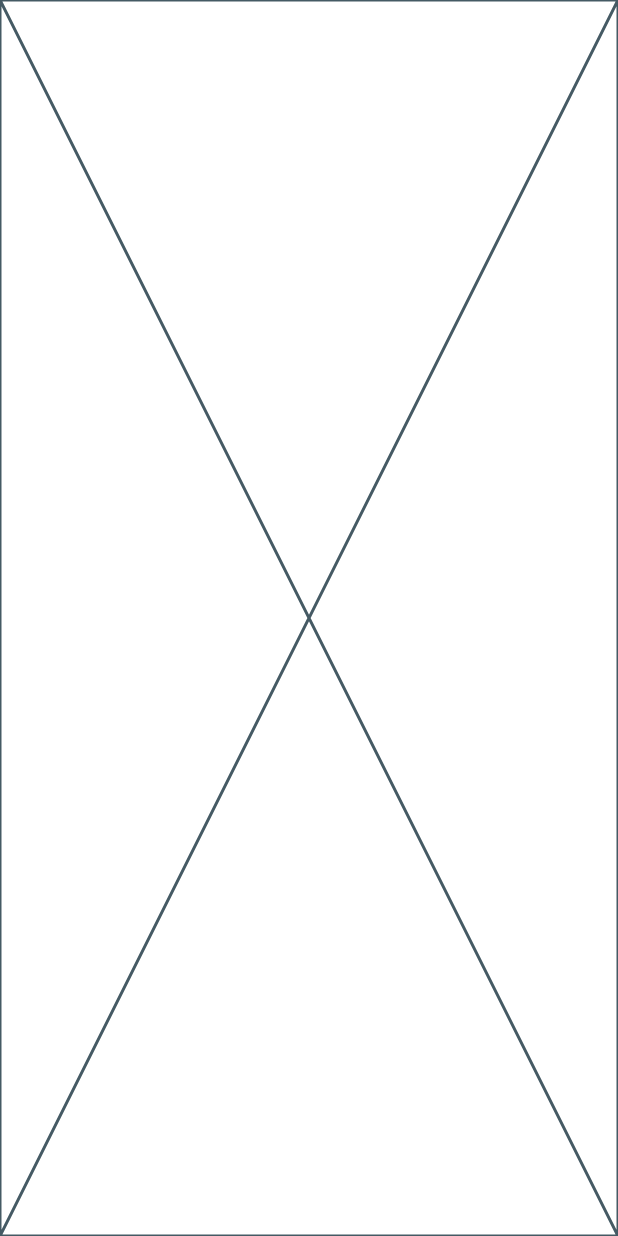
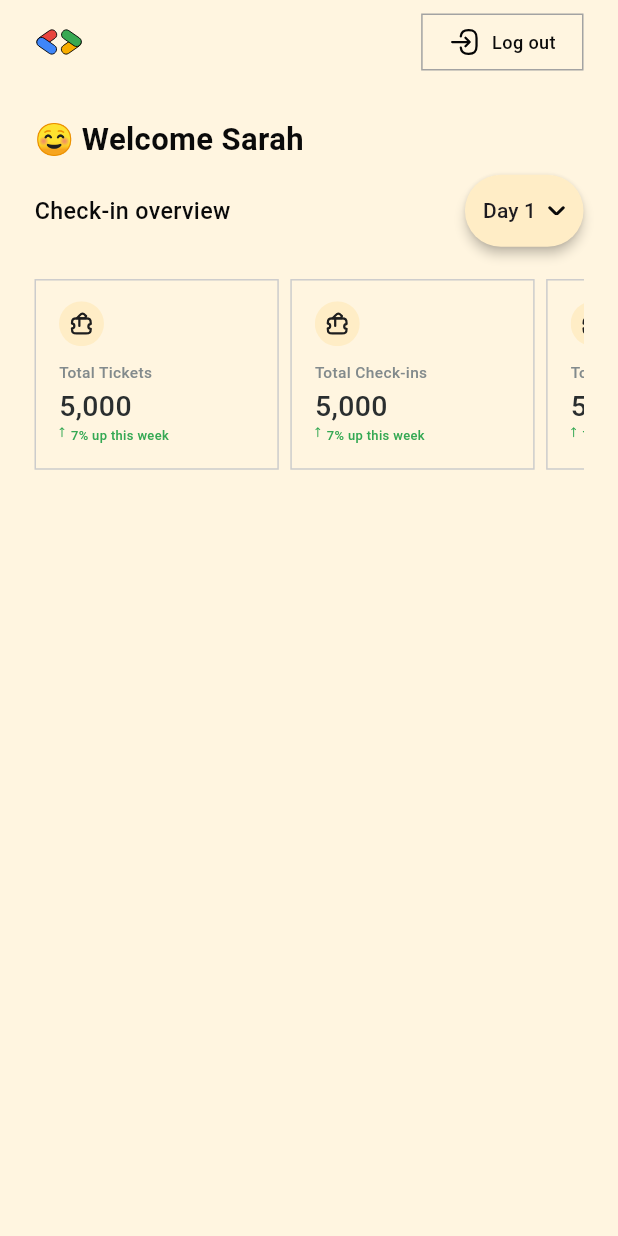
Before and after one commit to GDG-W/cave, a Flutter app: the OnboardingLoginScreen screen opened by its route, after a tap on "Continue", on a phone screen of 412 x 824 dp. Run offline on Flutter 3.47's test engine with Material 3 defaults, Android fonts, the phone set to English and light mode, and no system bars; our stand-ins replace email_validator, equatable, flutter_animate, flutter_riverpod, flutter_screenutil, flutter_svg and 3 more; missing offline and left inert: accessibility_tools, control_style, ficonsax, widgetbook, widgetbook_annotation.

Commit message:
done part of home page

```diff
--- a/packages/volunteerapp/lib/src/features/home/presentation/screens/home_screen.dart
+++ b/packages/volunteerapp/lib/src/features/home/presentation/screens/home_screen.dart
@@ -1,10 +1,108 @@
+import 'package:cave/cave.dart';
+import 'package:cave/constants.dart';
+import 'package:flutter/gestures.dart';
 import 'package:flutter/material.dart';
+import 'package:flutter_svg/flutter_svg.dart';
+import 'package:smooth_page_indicator/smooth_page_indicator.dart';
+import 'package:volunteerapp/src/features/home/presentation/widgets/widgets.dart';
+import 'package:volunteerapp/src/shared/shared.dart';
 
-class HomeScreen extends StatelessWidget {
+class HomeScreen extends StatefulWidget {
   const HomeScreen({super.key});
 
   @override
+  State<HomeScreen> createState() => _HomeScreenState();
+}
+
+class _HomeScreenState extends State<HomeScreen> {
+  PageController _controller = PageController();
+  @override
   Widget build(BuildContext context) {
-    return const Placeholder();
+    return Scaffold(
+      appBar: AppBar(
+        leading: Padding(
+          padding: EdgeInsets.only(
+            left: Constants.horizontalMargin.w,
+          ),
+          child: SvgPicture.asset(
+            'assets/icons/Logo.svg',
+            semanticsLabel: 'Devfest Logo',
+          ),
+        ),
+        actions: [
+          const LogoutButton(),
+          Constants.horizontalMargin.horizontalSpace
+        ],
+      ),
+      body: Padding(
+        padding: EdgeInsets.symmetric(
+            horizontal: Constants.horizontalMargin.w,
+            vertical: Constants.horizontalMargin.w),
+        child: Column(
+          crossAxisAlignment: CrossAxisAlignment.start,
+          children: [
+            Text(
+              '☺️ Welcome Sarah',
+              style: DevfestTheme.of(context)
+                  .textTheme
+                  ?.titleTitle1Semibold
+                  ?.semi
+                  .applyColor(DevfestColors.grey10.possibleDarkVariant),
+            ),
+            SizedBox(height: 11.h),
+            Row(
+              mainAxisAlignment: MainAxisAlignment.spaceBetween,
+              children: [
+                Text(
+                  'Check-in overview',
+                  style: DevfestTheme.of(context)
+                      .textTheme
+                      ?.bodyBody1Medium
+                      ?.medium
+                      .applyColor(DevfestColors.grey10.possibleDarkVariant),
+                ),
+                DayMenuBar(),
+              ],
+            ),
+            SizedBox(height: 25.h),
+            SingleChildScrollView(
+
+              scrollDirection: Axis.horizontal,
+              controller: _controller,
+              child: Row(
+                children: [
+                  AnalyticsCard(
+                      title: "Total Tickets",
+                      amount: 5000,
+                      analysis: "7% up this week"),
+                  Constants.horizontalGutter.horizontalSpace,
+                  AnalyticsCard(
+                      title: "Total Check-ins",
+                      amount: 5000,
+                      analysis: "7% up this week"),
+                  Constants.horizontalGutter.horizontalSpace,
+                  AnalyticsCard(
+                      title: "Total unchecked",
+                      amount: 5000,
+                      analysis: "7% up this week"),
+                ],
+              ),
+            ),
+            // SizedBox(height: 20.h),
+            // Center(
+            //   child: SmoothPageIndicator(
+            //     controller: _controller,
+            //     count: 3,
+            //     effect: SlideEffect(
+            //         activeDotColor: DevfestColors.backgroundDark,
+            //         dotColor: Color(0xFFCCCCCC),
+            //         dotWidth: 27.w,
+            //         dotHeight: 3.h),
+            //   ),
+            // )
+          ],
+        ),
+      ),
+    );
   }
 }
--- /dev/null
+++ b/packages/volunteerapp/lib/src/features/home/presentation/widgets/analytics_card.dart
@@ -0,0 +1,67 @@
+import 'package:cave/cave.dart';
+import 'package:flutter/material.dart';
+import 'package:flutter_svg/flutter_svg.dart';
+import 'package:volunteerapp/src/features/home/presentation/screens/home_screen.dart';
+import 'package:volunteerapp/src/shared/shared.dart';
+
+class AnalyticsCard extends StatelessWidget {
+  const AnalyticsCard(
+      {super.key,
+      required this.amount,
+      required this.analysis,
+      required this.title});
+  final String title;
+  final num amount;
+  final String analysis;
+
+  @override
+  Widget build(BuildContext context) {
+    return Container(
+        width: 170.w,
+        padding: EdgeInsets.fromLTRB(16.0.w, 16.0.h, 0.0, 16.0),
+        decoration: BoxDecoration(
+          borderRadius: ContainerProperties.defaultBorderRadius,
+          border: Border.all(color: Color(0xFFCCCCCC)),
+        ),
+        child: Column(
+          crossAxisAlignment: CrossAxisAlignment.start,
+          children: [
+            ClipOval(
+              child: Container(
+                  padding: EdgeInsets.all(7),
+                  color: DevfestColors.primariesYellow90,
+                  child: SvgPicture.asset('assets/icons/ticket.svg')),
+            ),
+            SizedBox(height: 12.h),
+            Text(
+              title,
+              style: DevfestTheme.of(context)
+                  .textTheme
+                  ?.bodyBody4Regular
+                  ?.medium
+                  .applyColor(Color(0xFF828A8C)),
+            ),
+            Text(
+              '${amount.formattedWithDecimalPattern}',
+              style: DevfestTheme.of(context)
+                  .textTheme
+                  ?.titleTitle2Medium
+                  ?.medium
+                  .applyColor(Color(0xFF2A2E2F)),
+            ),
+            Wrap(
+              children: [
+                SvgPicture.asset('assets/icons/arrowUp.svg'),
+                SizedBox(width: 4.w),
+                Text(analysis,
+                    style: DevfestTheme.of(context)
+                        .textTheme
+                        ?.bodyBody5Medium
+                        ?.medium
+                        .applyColor(Color(0xFF34A853)))
+              ],
+            )
+          ],
+        ));
+  }
+}
--- /dev/null
+++ b/packages/volunteerapp/lib/src/features/home/presentation/widgets/day_menu_bar.dart
@@ -0,0 +1,90 @@
+import 'package:cave/cave.dart';
+import 'package:cave/constants.dart';
+import 'package:flutter/material.dart';
+import 'package:flutter_svg/flutter_svg.dart';
+import 'package:volunteerapp/src/shared/extensions.dart';
+
+class DayMenuBar extends StatefulWidget {
+  const DayMenuBar({
+    super.key,
+
+  });
+
+
+
+  @override
+  State<DayMenuBar> createState() => _DayMenuBarState();
+}
+
+class _DayMenuBarState extends State<DayMenuBar> {
+  String selectedDay = 'Day 1';
+  @override
+  Widget build(BuildContext context) {
+    return MenuBar(
+        style: MenuStyle(
+            padding: WidgetStateProperty.all(
+                EdgeInsets.zero),
+            alignment: Alignment.center,
+            backgroundColor: WidgetStateProperty.all(
+                DevfestColors.primariesYellow90),
+            shape: WidgetStateProperty.all(
+              RoundedRectangleBorder(
+                borderRadius: BorderRadius.circular(56),
+              ),
+            )),
+        children: [
+          SubmenuButton(
+              menuStyle: MenuStyle(
+                elevation: WidgetStateProperty.all(5),
+                shape: WidgetStateProperty.all(
+                  RoundedRectangleBorder(
+                    borderRadius: BorderRadius.circular(16),
+                  ),
+                ),
+                backgroundColor: WidgetStateProperty.all(
+                    DevfestTheme.of(context).backgroundColor),
+              ),
+              menuChildren: [
+                MenuItemButton(
+                  onPressed: () {
+                    setState(() {
+                      selectedDay = 'Day 1';
+                    });
+                  },
+                  child: Text(
+                    'Day 1',
+                    style: DevfestTheme.of(context)
+                        .textTheme
+                        ?.bodyBody3Medium
+                        ?.medium
+                        .applyColor(DevfestColors
+                            .grey10.possibleDarkVariant),
+                  ),
+                ),
+                MenuItemButton(
+                  onPressed: () {
+                    setState(() {
+                      selectedDay = 'Day 2';
+                    });
+                  },
+                  child: Text(
+                    'Day 2',
+                    style: DevfestTheme.of(context)
+                        .textTheme
+                        ?.bodyBody3Medium
+                        ?.medium
+                        .applyColor(DevfestColors
+                            .grey10.possibleDarkVariant),
+                  ),
+                )
+              ],
+              child: Row(
+                children: [
+                  Text(selectedDay),
+                  Constants.horizontalGutter.horizontalSpace,
+                  SvgPicture.asset('assets/icons/dropdown.svg')
+                ],
+              ))
+        ]);
+  }
+}
--- /dev/null
+++ b/packages/volunteerapp/lib/src/features/home/presentation/widgets/logout_btn.dart
@@ -0,0 +1,37 @@
+import 'package:cave/cave.dart';
+import 'package:cave/constants.dart';
+import 'package:flutter/material.dart';
+import 'package:flutter_svg/flutter_svg.dart';
+import 'package:volunteerapp/src/shared/shared.dart';
+
+class LogoutButton extends StatelessWidget {
+  const LogoutButton({
+    super.key,
+  });
+
+  @override
+  Widget build(BuildContext context) {
+    return Container(
+      padding: EdgeInsets.symmetric(horizontal: 17.5, vertical: 8.0),
+      decoration: BoxDecoration(
+        borderRadius: ContainerProperties.defaultPrimaryBorderRadius,
+        border: Border.all(color: DevfestColors.grey70),
+      ),
+      child: Row(
+        mainAxisAlignment: MainAxisAlignment.spaceEvenly,
+        children: [
+          SvgPicture.asset('assets/icons/logout.svg'),
+          Constants.horizontalGutter.horizontalSpace,
+          Text(
+            'Log out',
+            style: DevfestTheme.of(context)
+                .textTheme
+                ?.bodyBody3Medium
+                ?.medium
+                .applyColor(DevfestColors.grey10.possibleDarkVariant),
+          )
+        ],
+      ),
+    );
+  }
+}
--- /dev/null
+++ b/packages/volunteerapp/lib/src/features/home/presentation/widgets/widgets.dart
@@ -0,0 +1,3 @@
+export 'logout_btn.dart';
+export 'day_menu_bar.dart';
+export 'analytics_card.dart';
--- a/packages/volunteerapp/lib/src/features/onboarding/presentation/screens/onboarding_home.dart
+++ b/packages/volunteerapp/lib/src/features/onboarding/presentation/screens/onboarding_home.dart
@@ -18,8 +18,7 @@ class OnboardingHomeScreen extends StatelessWidget {
               child: SvgPicture.asset(
                 'assets/icons/Logo.svg',
                 semanticsLabel: 'Devfest Logo',
-                width: 29.73.w,
-                height: 16.41.h,
+
               ))),
       body: Padding(
         padding: EdgeInsets.symmetric(horizontal: Constants.horizontalMargin.w),
--- a/packages/volunteerapp/lib/src/features/onboarding/presentation/screens/onboarding_login.dart
+++ b/packages/volunteerapp/lib/src/features/onboarding/presentation/screens/onboarding_login.dart
@@ -1,5 +1,6 @@
 import 'package:cave/cave.dart';
 import 'package:cave/constants.dart';
+import 'package:email_validator/email_validator.dart';
 import 'package:flutter/material.dart';
 import 'package:go_router/go_router.dart';
 import 'package:volunteerapp/src/routing/routing.dart';
@@ -14,8 +15,8 @@ class OnboardingLoginScreen extends StatelessWidget {
       appBar: AppBar(),
       body: SafeArea(
         child: Padding(
-          padding:
-              EdgeInsets.symmetric(horizontal: Constants.horizontalMargin.w),
+          padding: EdgeInsets.fromLTRB(Constants.horizontalMargin.w, 0.0,
+              Constants.horizontalMargin.w, 78.h),
           child: Column(
             children: [
               Expanded(
@@ -32,11 +33,24 @@ class OnboardingLoginScreen extends StatelessWidget {
                         DevfestTextFormField(
                           title: 'Email Address',
                           hint: 'e.g senatorofthebu@gmail.com',
+                          validator: (value) {
+                            if (value == null || value.isEmpty) {
+                              return 'This field cannot be empty';
+                            }
+                            if (EmailValidator.validate(value)) {
+                              return 'Enter a valid email address';
+                            }
+                          },
                           onChanged: (value) {},
                         ),
                         DevfestTextFormField(
                           title: 'Password',
                           hint: 'Enter Password',
+                          validator: (value) {
+                            if (value == null || value.isEmpty) {
+                              return 'This field cannot be empty';
+                            }
+                          },
                           onChanged: (value) {},
                         ),
                       ],
--- a/packages/volunteerapp/lib/src/shared/extensions.dart
+++ b/packages/volunteerapp/lib/src/shared/extensions.dart
@@ -1,5 +1,6 @@
 import 'package:cave/cave.dart';
 import 'package:flutter/material.dart';
+import 'package:intl/intl.dart';
 import 'package:volunteerapp/src/routing/routing.dart';
 
 extension DevfestColorsX on Color {
@@ -25,3 +26,8 @@ extension DevfestColorsX on Color {
     return this;
   }
 }
+
+extension NumberFormatExtension on num {
+  String get formattedWithDecimalPattern =>
+      NumberFormat.decimalPattern().format(this);
+}
--- a/packages/volunteerapp/pubspec.yaml
+++ b/packages/volunteerapp/pubspec.yaml
@@ -34,6 +34,9 @@ dependencies:
     sdk: flutter
   cave:
     path: ../cave
+  email_validator: ^3.0.0
+  smooth_page_indicator: ^1.2.0+3
+  intl: ^0.19.0
 dev_dependencies:
   flutter_lints: ^3.0.0
   flutter_test:
```
Also changed, not shown: packages/volunteerapp/assets/icons/arrowUp.svg (added), packages/volunteerapp/assets/icons/dropdown.svg (added), packages/volunteerapp/assets/icons/logout.svg (added), packages/volunteerapp/assets/icons/ticket.svg (added), packages/volunteerapp/pubspec.lock.
